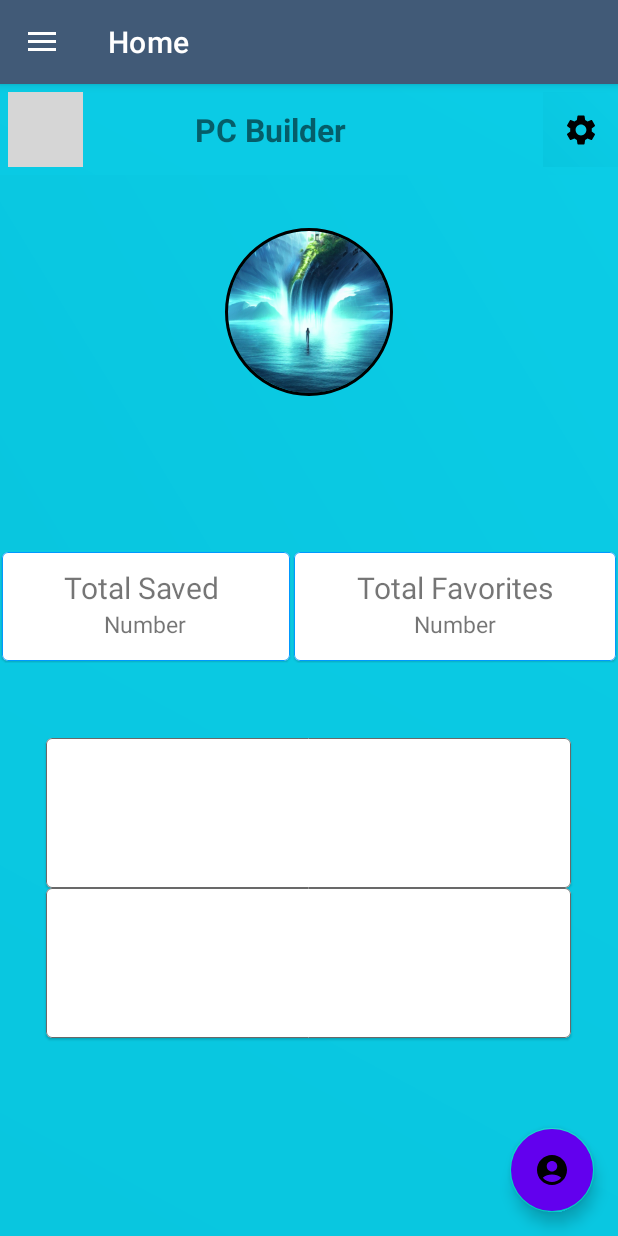
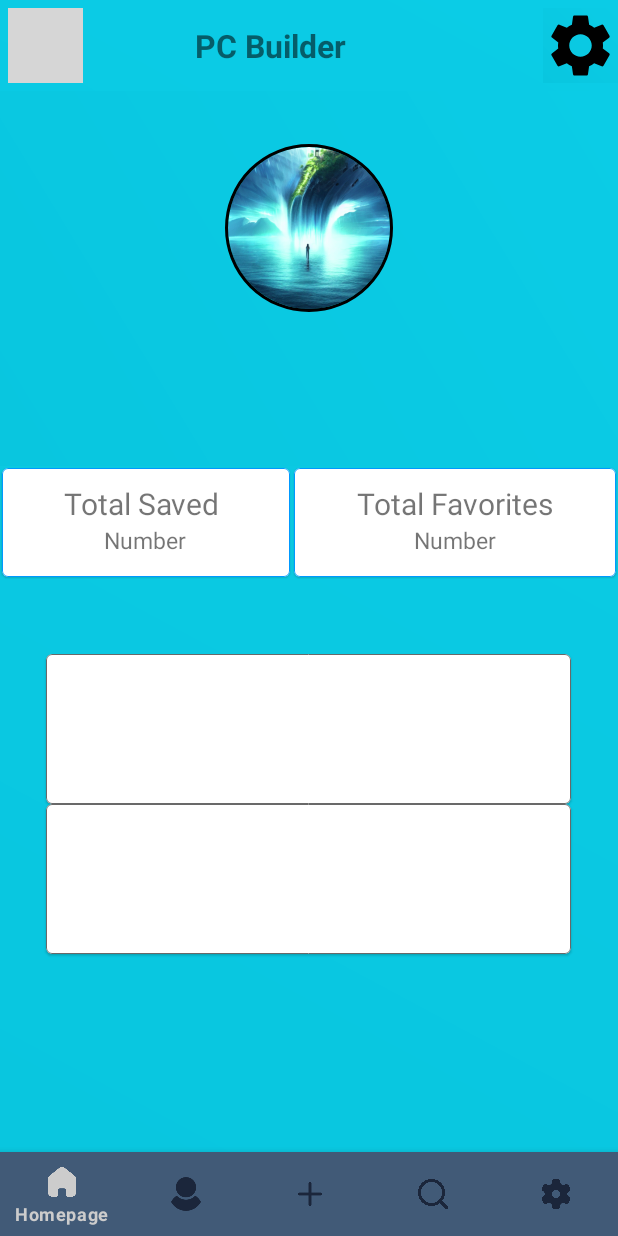
Before and after one commit to umbyf117/PCBuilder, an Android app: the fragment ProfileFragment placed in its activity, on a phone screen of 412 x 824 dp. Run offline under Robolectric (Android 15) with nearby library versions, the phone set to English and light mode, and no system bars; our stand-ins replace CircleImageView, Firebase (no records; nobody signed in at launch, a user with empty details on screens opened directly), Volley; libraries missing offline, so code that uses them is left out: com.firebase.ui; grey boxes are pictures that could not be loaded.

Commit message:
New Bottom Navigation View + deleted layouts

```diff
--- a/app/src/main/java/com/example/socialgaming/ui/Settings/SettingsFragment.java
+++ b/app/src/main/java/com/example/socialgaming/ui/Settings/SettingsFragment.java
@@ -12,13 +12,14 @@ import android.widget.ImageView;
 import androidx.annotation.NonNull;
 import androidx.annotation.Nullable;
 import androidx.fragment.app.Fragment;
+import androidx.fragment.app.FragmentTransaction;
 
 import com.example.socialgaming.R;
 import com.example.socialgaming.ui.profile.OnFragmentInteractionListener;
+import com.example.socialgaming.ui.profile.ProfileFragment;
 
 public class SettingsFragment extends Fragment {
 
-    private OnFragmentInteractionListener listener;
 
     public SettingsFragment(){
 
@@ -30,6 +31,7 @@ public class SettingsFragment extends Fragment {
     private Button chooseImageButton;
     private Bitmap profileImage;
     private ImageButton imgbtn;
+
     @Override
     public void onCreate(@Nullable Bundle savedInstanceState) {
         super.onCreate(savedInstanceState);
@@ -42,7 +44,7 @@ public class SettingsFragment extends Fragment {
         imgbtn.setOnClickListener(new View.OnClickListener() {
             @Override
             public void onClick(View v) {
-                listener.changeFragment(1);
+                Fragment fr = new ProfileFragment();
             }
         });
 
--- a/app/src/main/java/com/example/socialgaming/ui/profile/ProfileFragment.java
+++ b/app/src/main/java/com/example/socialgaming/ui/profile/ProfileFragment.java
@@ -1,5 +1,6 @@
 package com.example.socialgaming.ui.profile;
 
+import android.media.Image;
 import android.nfc.Tag;
 import android.os.Bundle;
 import android.util.Log;
@@ -8,6 +9,7 @@ import android.view.View;
 import android.view.ViewGroup;
 import android.widget.Button;
 import android.widget.ImageButton;
+import android.widget.ImageView;
 import android.widget.TextView;
 
 import androidx.annotation.NonNull;
@@ -20,6 +22,9 @@ import androidx.lifecycle.ViewModelProvider;
 import com.example.socialgaming.R;
 import com.example.socialgaming.databinding.FragmentProfileBinding;
 import com.example.socialgaming.ui.Settings.SettingsFragment;
+import com.example.socialgaming.utils.FragmentUtils;
+import com.example.socialgaming.view.auth.LoginFragment;
+import com.example.socialgaming.view.auth.RegisterFragment;
 import com.firebase.ui.auth.data.model.User;
 import com.google.firebase.auth.FirebaseAuth;
 import com.google.firebase.auth.FirebaseUser;
@@ -32,15 +37,11 @@ import com.google.firebase.database.ValueEventListener;
 
 public class ProfileFragment extends Fragment {
     private FragmentProfileBinding binding;
-    private FirebaseDatabase fd;
-    private DatabaseReference ref;
-    private FirebaseUser userFB;
     private String userId, userMail;
-    private TextView tv1, tv2;
-    private ImageButton imgbtn;
-    private OnFragmentInteractionListener listener;
+    private boolean set;
+    private ImageView imgbtn;
 
-    public ProfileFragment(){
+    public ProfileFragment() {
 
     }
 
@@ -49,7 +50,7 @@ public class ProfileFragment extends Fragment {
         super.onCreate(savedInstanceState);
     }
 
-    public View onCreateView(LayoutInflater inflater, ViewGroup container, Bundle savedInstanceState){
+    public View onCreateView(LayoutInflater inflater, ViewGroup container, Bundle savedInstanceState) {
         binding = FragmentProfileBinding.inflate(inflater, container, false);
         View root = binding.getRoot();
 
@@ -58,33 +59,27 @@ public class ProfileFragment extends Fragment {
         userId = getUserName();
         userMail = user.getEmail();
 
-        //button to settings fragment
-        ImageButton imgbtn = root.findViewById(R.id.btnSettings);
-        imgbtn.setOnClickListener(new View.OnClickListener() {
-            @Override
-            public void onClick(View v) {
-                listener.changeFragment(2);
-            }
-        });
-
-
         //display firebase username instead of textview
         TextView tv1 = root.findViewById(R.id.profUser);
         tv1.setText(userId);
         TextView tv2 = root.findViewById(R.id.profMail);
         tv2.setText(userMail);
 
+
+
         return root;
     }
 
-    public void onDestroyView(){
+
+    public void onDestroyView() {
         super.onDestroyView();
         binding = null;
     }
 
-    public String getUserName(){
+    public String getUserName() {
         FirebaseUser user = FirebaseAuth.getInstance().getCurrentUser();
         return user.getDisplayName();
     }
 
+
 }
--- a/app/src/main/java/com/example/socialgaming/view/HomeActivity.java
+++ b/app/src/main/java/com/example/socialgaming/view/HomeActivity.java
@@ -1,92 +1,64 @@
 package com.example.socialgaming.view;
 
-import android.content.ClipData;
-import android.content.Intent;
 import android.os.Bundle;
-import android.view.Menu;
 import android.view.MenuItem;
-import android.view.View;
-import android.widget.Button;
-
 import androidx.appcompat.app.AppCompatActivity;
-import androidx.drawerlayout.widget.DrawerLayout;
-import androidx.fragment.app.Fragment;
-import androidx.fragment.app.FragmentManager;
-import androidx.fragment.app.FragmentTransaction;
-import androidx.lifecycle.LiveData;
-import androidx.lifecycle.ViewModelProvider;
-import androidx.navigation.NavController;
-import androidx.navigation.Navigation;
-import androidx.navigation.ui.AppBarConfiguration;
-import androidx.navigation.ui.NavigationUI;
 
 import com.example.socialgaming.R;
-import com.example.socialgaming.data.User;
-import com.example.socialgaming.databinding.MenuActivityBinding;
+import com.example.socialgaming.ui.Build.BuildFragment;
+import com.example.socialgaming.ui.Search.SearchFragment;
 import com.example.socialgaming.ui.Settings.SettingsFragment;
-import com.example.socialgaming.ui.profile.OnFragmentInteractionListener;
+import com.example.socialgaming.ui.home.HomeFragment;
 import com.example.socialgaming.ui.profile.ProfileFragment;
-import com.example.socialgaming.utils.BuildUtils;
-import com.example.socialgaming.utils.FragmentUtils;
 import com.example.socialgaming.view.model.HomeViewModel;
-import com.google.android.material.navigation.NavigationView;
+import com.google.android.material.bottomnavigation.BottomNavigationView;
+import com.google.android.material.navigation.NavigationBarView;
 import com.google.firebase.auth.FirebaseUser;
 
 
-public class HomeActivity extends AppCompatActivity implements OnFragmentInteractionListener {
+public class HomeActivity extends AppCompatActivity {
 
-    private AppBarConfiguration appBarConfiguration;
-    private MenuActivityBinding binding;
     private HomeViewModel viewModel;
-    private FragmentManager fragmentManager;
-    private Button btn;
+    BottomNavigationView bottomNavigationView;
+    HomeFragment homeFragment = new HomeFragment();
+    ProfileFragment profileFragment = new ProfileFragment();
+    BuildFragment buildFragment = new BuildFragment();
+    SearchFragment searchFragment = new SearchFragment();
+    SettingsFragment settingsFragment = new SettingsFragment();
 
     @Override
     protected void onCreate(Bundle savedInstanceState) {
         super.onCreate(savedInstanceState);
-
-        viewModel = new ViewModelProvider(this).get(HomeViewModel.class);
-        fragmentManager = getSupportFragmentManager();
         setContentView(R.layout.activity_home);
 
-        viewModel.getUserLiveData().observe(this, firebaseUser -> {
-            if(firebaseUser == null)
-                FragmentUtils.startActivity(this, new Intent(HomeActivity.this, LoginActivity.class), true);
-        });
+        bottomNavigationView = findViewById(R.id.bottom_navigation);
 
+        getSupportFragmentManager().beginTransaction().replace(R.id.container, homeFragment).commit();
 
-        //inflate salva in memoria il menu e permette di aggiungere elementi alla actionbar
-        binding = MenuActivityBinding.inflate(getLayoutInflater());
-        setContentView(binding.getRoot());
-
-        //bottone in basso a destra
-        setSupportActionBar(binding.appbarMenu.toolbar);
-        binding.appbarMenu.floatButtonMenu.setOnClickListener(new View.OnClickListener() {
+        bottomNavigationView.setOnItemSelectedListener(new NavigationBarView.OnItemSelectedListener() {
             @Override
-            public void onClick(View view) {
-                Fragment pf = new ProfileFragment();
-                FragmentTransaction transaction = getSupportFragmentManager().beginTransaction();
-                transaction.replace(R.id.drawerLayout, pf);
-                transaction.addToBackStack(null);
-                transaction.commit();
+            public boolean onNavigationItemSelected(MenuItem item) {
+                switch(item.getItemId()){
+                    case R.id.bottom_home:
+                        getSupportFragmentManager().beginTransaction().replace(R.id.container, homeFragment).commit();
+                        return true;
+                    case R.id.bottom_profile:
+                        getSupportFragmentManager().beginTransaction().replace(R.id.container, profileFragment).commit();
+                        return true;
+                    case R.id.bottom_build:
+                        getSupportFragmentManager().beginTransaction().replace(R.id.container, buildFragment).commit();
+                        return true;
+                    case R.id.bottom_search:
+                        getSupportFragmentManager().beginTransaction().replace(R.id.container, searchFragment).commit();
+                        return true;
+                    case R.id.bottom_settings:
+                        getSupportFragmentManager().beginTransaction().replace(R.id.container, settingsFragment).commit();
+                        return true;
+                }
+                return false;
             }
         });
 
-        DrawerLayout drawer = binding.drawerLayout;
-        NavigationView navigation = binding.navView;
-
-        appBarConfiguration = new AppBarConfiguration.Builder(
-                 R.id.nav_home, R.id.nav_build, R.id.nav_search, R.id.nav_logout)
-                .setOpenableLayout(drawer)
-                .build();
-        NavController controller = Navigation.findNavController(this, R.id.navhost_fragment_content_menu);
-        NavigationUI.setupActionBarWithNavController(this, controller, appBarConfiguration);
-        NavigationUI.setupWithNavController(navigation, controller);
-
-        navigation.getMenu().findItem(R.id.nav_logout).setOnMenuItemClickListener(menuItem -> {
-            viewModel.logout();
-            return true;
-        });
 
     }
 
@@ -94,15 +66,4 @@ public class HomeActivity extends AppCompatActivity implements OnFragmentInterac
         return viewModel.getUserLiveData().getValue();
     }
 
-    @Override
-    public boolean onSupportNavigateUp(){
-        NavController controller = Navigation.findNavController(this, R.id.navhost_fragment_content_menu);
-        return NavigationUI.navigateUp(controller, appBarConfiguration) || super.onSupportNavigateUp();
-    }
-
-    @Override
-    public void changeFragment(int id) {
-        if(id == 1){
-        }
-    }
 }
--- /dev/null
+++ b/app/src/main/res/drawable/ic_profile.xml
@@ -0,0 +1,5 @@
+<vector android:height="24dp" android:tint="#000000"
+    android:viewportHeight="24" android:viewportWidth="24"
+    android:width="24dp" xmlns:android="http://schemas.android.com/apk/res/android">
+    <path android:fillColor="@android:color/white" android:pathData="M12,12c2.21,0 4,-1.79 4,-4s-1.79,-4 -4,-4 -4,1.79 -4,4 1.79,4 4,4zM12,14c-2.67,0 -8,1.34 -8,4v2h16v-2c0,-2.66 -5.33,-4 -8,-4z"/>
+</vector>
--- a/app/src/main/res/layout/activity_home.xml
+++ b/app/src/main/res/layout/activity_home.xml
@@ -60,4 +60,6 @@
         app:layout_constraintBottom_toBottomOf="parent"
         app:menu="@menu/menu_navigation" />
 
+    <include layout="@layout/bottom_nav"/>
+
 </androidx.constraintlayout.widget.ConstraintLayout>
--- a/app/src/main/res/layout/appbar_menu.xml
+++ /dev/null
@@ -1,35 +0,0 @@
-<?xml version="1.0" encoding="utf-8"?>
-<androidx.coordinatorlayout.widget.CoordinatorLayout xmlns:android="http://schemas.android.com/apk/res/android"
-    xmlns:app="http://schemas.android.com/apk/res-auto"
-    xmlns:tools="http://schemas.android.com/tools"
-    android:layout_width="match_parent"
-    android:layout_height="match_parent"
-    tools:context=".view.HomeActivity">
-
-    <com.google.android.material.appbar.AppBarLayout
-        android:layout_width="match_parent"
-        android:layout_height="wrap_content"
-        android:theme="@style/Theme.App.AppBarOverlay">
-
-        <androidx.appcompat.widget.Toolbar
-            android:id="@+id/toolbar"
-            android:layout_width="match_parent"
-            android:layout_height="?attr/actionBarSize"
-            android:background="?attr/colorPrimary"
-            app:popupTheme="@style/Theme.App.PopupOverlay"/>
-
-    </com.google.android.material.appbar.AppBarLayout>
-
-    <include layout="@layout/content_menu"/>
-
-    <com.google.android.material.floatingactionbutton.FloatingActionButton
-        android:id="@+id/floatButtonMenu"
-        android:layout_width="wrap_content"
-        android:layout_height="wrap_content"
-        android:layout_gravity="bottom|end"
-        android:layout_marginEnd="16dp"
-        android:layout_marginBottom="16dp"
-        android:backgroundTint="@color/purple_500"
-        app:srcCompat="@drawable/ic_account"/>
-
-</androidx.coordinatorlayout.widget.CoordinatorLayout>
--- /dev/null
+++ b/app/src/main/res/layout/bottom_nav.xml
@@ -0,0 +1,24 @@
+<?xml version="1.0" encoding="utf-8"?>
+<RelativeLayout xmlns:android="http://schemas.android.com/apk/res/android"
+    xmlns:app="http://schemas.android.com/apk/res-auto"
+    xmlns:tools="http://schemas.android.com/tools"
+    android:layout_width="match_parent"
+    android:layout_height="match_parent"
+    tools:context=".view.HomeActivity">
+
+    <FrameLayout
+        android:layout_width="match_parent"
+        android:layout_height="match_parent"
+        android:id="@+id/container"
+        android:layout_above="@id/bottom_navigation"/>
+
+    <com.google.android.material.bottomnavigation.BottomNavigationView
+        app:layout_constraintBottom_toBottomOf="parent"
+        android:layout_width="match_parent"
+        android:layout_height="wrap_content"
+        style="@style/Widget.MaterialComponents.BottomNavigationView.Colored"
+        android:layout_alignParentBottom="true"
+        android:id="@+id/bottom_navigation"
+        app:menu="@menu/bottom_menu"/>
+
+</RelativeLayout>
--- a/app/src/main/res/layout/bubble_template.xml
+++ b/app/src/main/res/layout/bubble_template.xml
@@ -54,7 +54,7 @@
             android:layout_marginBottom="16dp"
             app:layout_constraintBottom_toBottomOf="parent"
             app:layout_constraintEnd_toEndOf="parent"
-            app:srcCompat="@drawable/thumbUp"/>
+            app:srcCompat="@drawable/thumbup"/>
 
         <ImageView
             android:id="@+id/dislike"
@@ -64,7 +64,7 @@
             android:layout_marginBottom="16dp"
             app:layout_constraintBottom_toBottomOf="parent"
             app:layout_constraintEnd_toEndOf="@id/like"
-            app:srcCompat="@drawable/thumbDown" />
+            app:srcCompat="@drawable/thumbdown" />
 
         <TextView
             android:id="@+id/textView3"
@@ -85,7 +85,7 @@
             android:layout_marginEnd="12dp"
             app:layout_constraintEnd_toEndOf="parent"
             app:layout_constraintTop_toTopOf="parent"
-            app:srcCompat="@drawable/Star" />
+            app:srcCompat="@drawable/star" />
     </androidx.constraintlayout.widget.ConstraintLayout>
 
 </LinearLayout>
--- a/app/src/main/res/layout/content_menu.xml
+++ /dev/null
@@ -1,21 +0,0 @@
-<?xml version="1.0" encoding="utf-8"?>
-<androidx.constraintlayout.widget.ConstraintLayout xmlns:android="http://schemas.android.com/apk/res/android"
-    xmlns:app="http://schemas.android.com/apk/res-auto"
-    xmlns:tools="http://schemas.android.com/tools"
-    android:layout_width="match_parent"
-    android:layout_height="match_parent"
-    app:layout_behavior="@string/appbar_scrolling_view_behavior"
-    tools:showIn="@layout/appbar_menu">
-
-    <fragment
-        android:id="@+id/navhost_fragment_content_menu"
-        android:name="androidx.navigation.fragment.NavHostFragment"
-        android:layout_width="match_parent"
-        android:layout_height="match_parent"
-        app:defaultNavHost="true"
-        app:layout_constraintLeft_toLeftOf="parent"
-        app:layout_constraintRight_toRightOf="parent"
-        app:layout_constraintTop_toTopOf="parent"
-        app:navGraph="@navigation/nav_graph"/>
-
-</androidx.constraintlayout.widget.ConstraintLayout>
--- a/app/src/main/res/layout/fragment_profile.xml
+++ b/app/src/main/res/layout/fragment_profile.xml
@@ -60,7 +60,7 @@
                 android:layout_weight="1"
                 android:gravity="end">
 
-                <ImageButton
+                <ImageView
                     android:id="@+id/btnSettings"
                     android:layout_width="50dp"
                     android:layout_height="50dp"
--- a/app/src/main/res/layout/menu_activity.xml
+++ /dev/null
@@ -1,27 +0,0 @@
-<?xml version="1.0" encoding="utf-8"?>
-<androidx.drawerlayout.widget.DrawerLayout
-    xmlns:android="http://schemas.android.com/apk/res/android"
-    xmlns:app="http://schemas.android.com/apk/res-auto"
-    xmlns:tools="http://schemas.android.com/tools"
-    android:layout_width="match_parent"
-    android:layout_height="match_parent"
-    android:id="@+id/drawerLayout"
-    android:fitsSystemWindows="true"
-    tools:openDrawer="start">
-
-    <include
-        android:id="@+id/appbar_menu"
-        layout="@layout/appbar_menu"
-        android:layout_width="match_parent"
-        android:layout_height="match_parent"/>
-
-    <com.google.android.material.navigation.NavigationView
-        android:id="@+id/navView"
-        android:layout_width="wrap_content"
-        android:layout_height="match_parent"
-        android:layout_gravity="start"
-        android:fitsSystemWindows="true"
-        app:headerLayout="@layout/nav_header_menu"
-        app:menu="@menu/draw_menu"/>
-
-</androidx.drawerlayout.widget.DrawerLayout>
--- /dev/null
+++ b/app/src/main/res/menu/bottom_menu.xml
@@ -0,0 +1,30 @@
+<?xml version="1.0" encoding="utf-8"?>
+<menu xmlns:android="http://schemas.android.com/apk/res/android">
+
+    <item
+        android:id="@+id/bottom_home"
+        android:enabled="true"
+        android:icon="@drawable/ic_home"
+        android:title="@string/home"/>
+    <item
+        android:id="@+id/bottom_profile"
+        android:enabled="true"
+        android:icon="@drawable/ic_profile"
+        android:title="@string/profile"/>
+    <item
+        android:id="@+id/bottom_build"
+        android:enabled="true"
+        android:icon="@drawable/ic_build"
+        android:title="@string/components"/>
+    <item
+        android:id="@+id/bottom_search"
+        android:enabled="true"
+        android:icon="@drawable/ic_search"
+        android:title="@string/profile"/>
+    <item
+        android:id="@+id/bottom_settings"
+        android:enabled="true"
+        android:icon="@drawable/ic_settings"
+        android:title="@string/settings"/>
+
+</menu>
--- a/app/src/main/res/menu/draw_menu.xml
+++ /dev/null
@@ -1,29 +0,0 @@
-<?xml version="1.0" encoding="utf-8"?>
-<menu xmlns:android="http://schemas.android.com/apk/res/android"
-    xmlns:tools="http://schemas.android.com/tools"
-    tools:showIn="nav_view">
-
-    <group android:checkableBehavior="single">
-        <item
-            android:id="@+id/nav_home"
-            android:icon="@drawable/ic_home"
-            android:title="@string/home" />
-        <item
-            android:id="@+id/nav_build"
-            android:icon="@drawable/ic_build"
-            android:title="@string/components"/>
-
-        <item
-            android:id="@+id/nav_search"
-            android:icon="@drawable/ic_search"
-            android:title="@string/search"/>
-
-        <item
-            android:id="@+id/nav_logout"
-            android:icon="@drawable/ic_logout"
-            android:title="@string/logout"/>
-    </group>
-
-
-
-</menu>
--- a/app/src/main/res/navigation/nav_graph.xml
+++ b/app/src/main/res/navigation/nav_graph.xml
@@ -20,9 +20,7 @@
         <action
             android:id="@+id/action_nav_home_to_nav_search"
             app:destination="@id/nav_search" />
-        <action
-            android:id="@+id/action_nav_home_to_nav_logout"
-            app:destination="@id/nav_logout" />
+
     </fragment>
 
     <fragment
--- a/app/src/main/res/values/strings.xml
+++ b/app/src/main/res/values/strings.xml
@@ -76,6 +76,6 @@
     <string name="navigation_create">Create</string>
     <string name="navigation_search">Search</string>
     <string name="navigation_setting">Setting</string>
-
+    <string name="profile">Profile</string>
 
 </resources>
```
Also changed, not shown: app/src/main/java/com/example/socialgaming/ui/Settings/SettingsViewModel.java (+12 -0 lines), app/src/main/res/layout/nav_header_menu.xml (deleted, +0 -36 lines), app/src/main/res/drawable-v24/star.png (renamed from app/src/main/res/drawable-v24/Star.png), app/src/main/res/drawable-v24/thumbdown.png (renamed from app/src/main/res/drawable-v24/thumbDown.png), app/src/main/res/drawable-v24/thumbup.png (renamed from app/src/main/res/drawable-v24/thumbUp.png).
